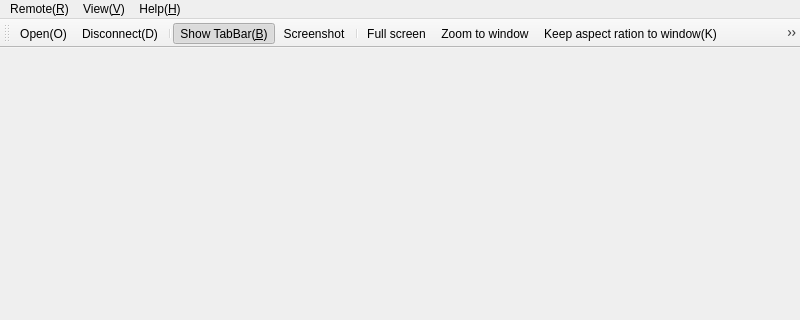
KangLin/RabbitRemoteControl, file App/Viewer/mainwindow.ui: the form before one commit; both pictures show x 0 to 800 and y 0 to 320 of the 800 by 600 pixel window.
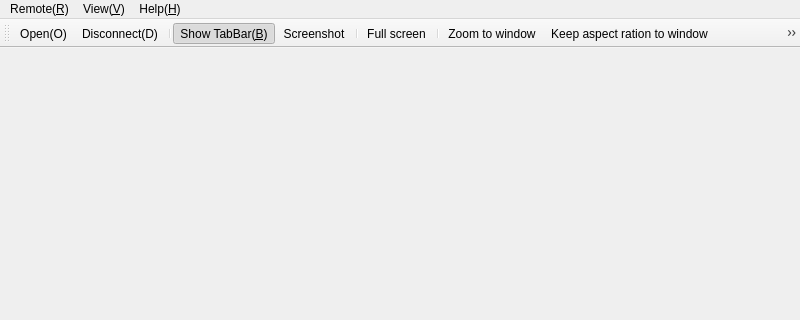
The form after the commit. Icons and pictures are not drawn.

Patch:
```diff
--- a/App/Viewer/mainwindow.ui
+++ b/App/Viewer/mainwindow.ui
@@ -108,6 +108,7 @@
    <addaction name="actionSlot_screen"/>
    <addaction name="separator"/>
    <addaction name="actionFull_screen_F"/>
+   <addaction name="separator"/>
    <addaction name="actionZoomToWindow_Z"/>
    <addaction name="actionKeep_aspect_ration_to_windows_K"/>
    <addaction name="actionOriginal_O"/>
@@ -256,6 +257,9 @@
    <property name="text">
     <string>Keep aspect ration to window(&amp;K)</string>
    </property>
+   <property name="iconText">
+    <string>Keep aspect ration to window</string>
+   </property>
    <property name="toolTip">
     <string>Keep aspect ration to window</string>
    </property>
```
Left out of the diff: 16 changed lines with no effect on the pictures.
